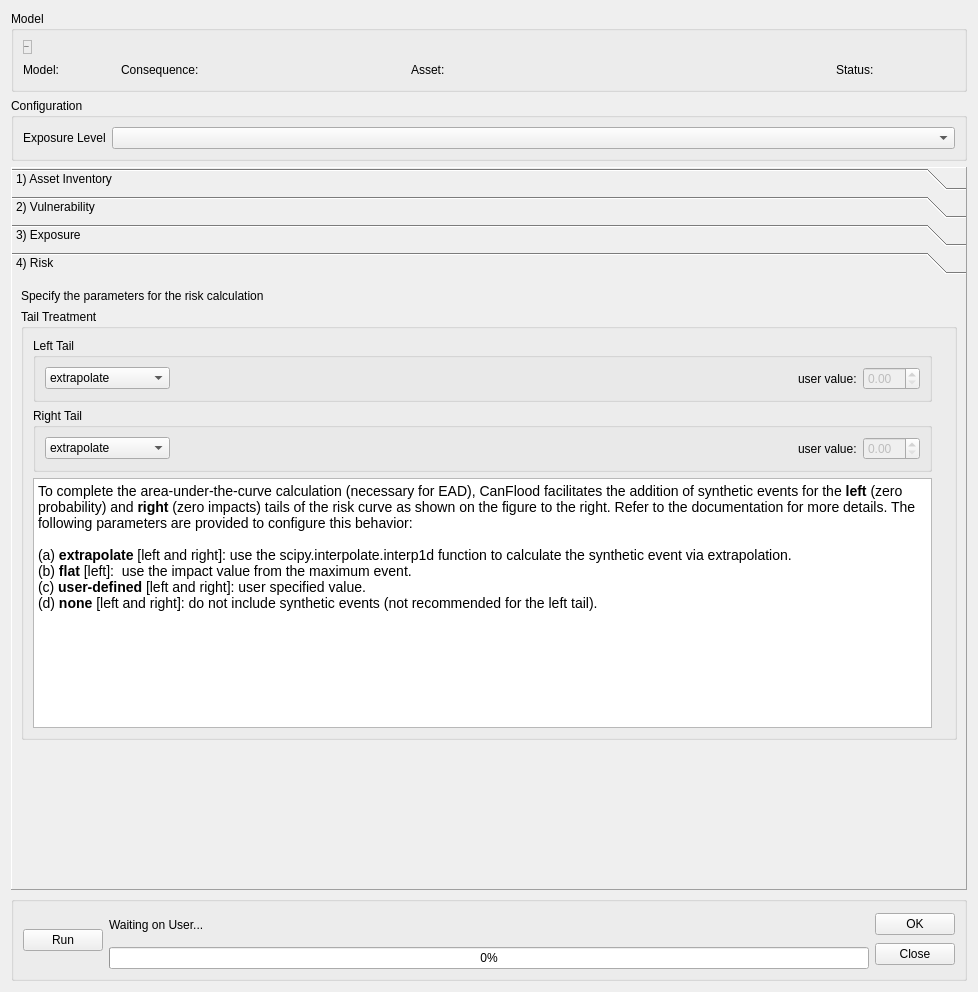
cefect/CanFlood2, file canflood2/canflood2_model_config.ui: the form before one commit.
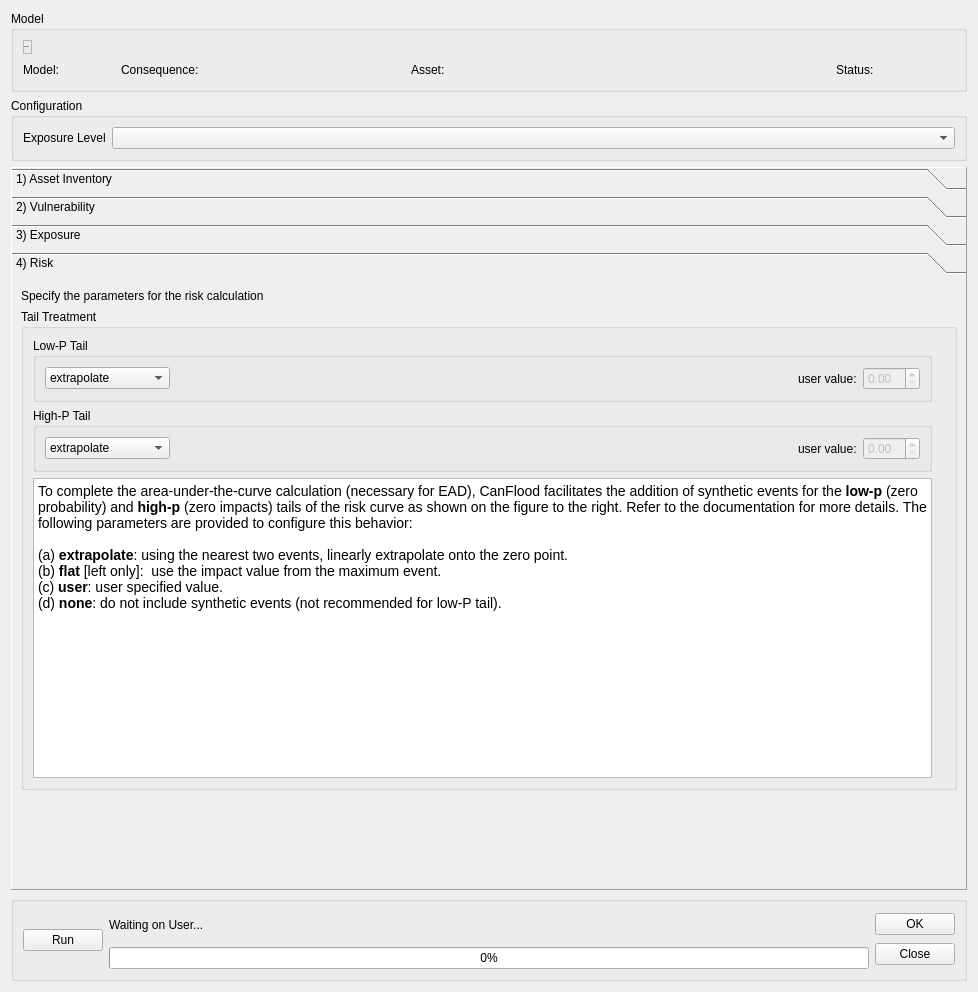
The form after the commit. The open tabs and pages were chosen to show the change. Icons and pictures are not drawn. Custom widgets are drawn as their Qt base class.

Commit message: rename tail parameters

The edit to the form file:
```diff
--- a/canflood2/canflood2_model_config.ui
+++ b/canflood2/canflood2_model_config.ui
@@ -1559,7 +1559,7 @@
             <item>
              <widget class="QGroupBox" name="groupBox_9">
               <property name="title">
-               <string>Left Tail</string>
+               <string>Low-P Tail</string>
               </property>
               <layout class="QHBoxLayout" name="horizontalLayout_7">
                <item>
@@ -1646,7 +1646,7 @@
             <item>
              <widget class="QGroupBox" name="groupBox_7">
               <property name="title">
-               <string>Right Tail</string>
+               <string>High-P Tail</string>
               </property>
               <layout class="QHBoxLayout" name="horizontalLayout_8">
                <item>
@@ -1742,7 +1742,7 @@
               <property name="minimumSize">
                <size>
                 <width>0</width>
-                <height>250</height>
+                <height>300</height>
                </size>
               </property>
               <property name="horizontalScrollBarPolicy">
@@ -1756,12 +1756,12 @@
 &lt;html&gt;&lt;head&gt;&lt;meta name=&quot;qrichtext&quot; content=&quot;1&quot; /&gt;&lt;style type=&quot;text/css&quot;&gt;
 p, li { white-space: pre-wrap; }
 &lt;/style&gt;&lt;/head&gt;&lt;body style=&quot; font-family:'MS Shell Dlg 2'; font-size:14px; font-weight:400; font-style:normal;&quot;&gt;
-&lt;p style=&quot; margin-top:0px; margin-bottom:0px; margin-left:0px; margin-right:0px; -qt-block-indent:0; text-indent:0px;&quot;&gt;&lt;span style=&quot; font-size:14px;&quot;&gt;To complete the area-under-the-curve calculation (necessary for EAD), CanFlood facilitates the addition of synthetic events for the &lt;/span&gt;&lt;span style=&quot; font-size:14px; font-weight:600;&quot;&gt;left&lt;/span&gt;&lt;span style=&quot; font-size:14px;&quot;&gt; (zero probability) and &lt;/span&gt;&lt;span style=&quot; font-size:14px; font-weight:600;&quot;&gt;right&lt;/span&gt;&lt;span style=&quot; font-size:14px;&quot;&gt; (zero impacts) tails of the risk curve as shown on the figure to the right. Refer to the documentation for more details. The following parameters are provided to configure this behavior:&lt;/span&gt;&lt;/p&gt;
+&lt;p style=&quot; margin-top:0px; margin-bottom:0px; margin-left:0px; margin-right:0px; -qt-block-indent:0; text-indent:0px;&quot;&gt;&lt;span style=&quot; font-size:14px;&quot;&gt;To complete the area-under-the-curve calculation (necessary for EAD), CanFlood facilitates the addition of synthetic events for the &lt;/span&gt;&lt;span style=&quot; font-size:14px; font-weight:600;&quot;&gt;low-p&lt;/span&gt;&lt;span style=&quot; font-size:14px;&quot;&gt; (zero probability) and &lt;/span&gt;&lt;span style=&quot; font-size:14px; font-weight:600;&quot;&gt;high-p&lt;/span&gt;&lt;span style=&quot; font-size:14px;&quot;&gt; (zero impacts) tails of the risk curve as shown on the figure to the right. Refer to the documentation for more details. The following parameters are provided to configure this behavior:&lt;/span&gt;&lt;/p&gt;
 &lt;p style=&quot;-qt-paragraph-type:empty; margin-top:0px; margin-bottom:0px; margin-left:0px; margin-right:0px; -qt-block-indent:0; text-indent:0px;&quot;&gt;&lt;br /&gt;&lt;/p&gt;
-&lt;p style=&quot; margin-top:0px; margin-bottom:0px; margin-left:0px; margin-right:0px; -qt-block-indent:0; text-indent:0px;&quot;&gt;&lt;span style=&quot; font-size:14px;&quot;&gt;(a) &lt;/span&gt;&lt;span style=&quot; font-size:14px; font-weight:600;&quot;&gt;extrapolate&lt;/span&gt;&lt;span style=&quot; font-size:14px;&quot;&gt; [left and right]: use the scipy.interpolate.interp1d function to calculate the synthetic event via extrapolation.&lt;/span&gt;&lt;/p&gt;
-&lt;p style=&quot; margin-top:0px; margin-bottom:0px; margin-left:0px; margin-right:0px; -qt-block-indent:0; text-indent:0px;&quot;&gt;&lt;span style=&quot; font-size:14px;&quot;&gt;(b) &lt;/span&gt;&lt;span style=&quot; font-size:14px; font-weight:600;&quot;&gt;flat&lt;/span&gt;&lt;span style=&quot; font-size:14px;&quot;&gt; [left]:  use the impact value from the maximum event.&lt;/span&gt;&lt;/p&gt;
-&lt;p style=&quot; margin-top:0px; margin-bottom:0px; margin-left:0px; margin-right:0px; -qt-block-indent:0; text-indent:0px;&quot;&gt;&lt;span style=&quot; font-size:14px;&quot;&gt;(c) &lt;/span&gt;&lt;span style=&quot; font-size:14px; font-weight:600;&quot;&gt;user-defined&lt;/span&gt;&lt;span style=&quot; font-size:14px;&quot;&gt; [left and right]: user specified value.&lt;/span&gt;&lt;/p&gt;
-&lt;p style=&quot; margin-top:0px; margin-bottom:0px; margin-left:0px; margin-right:0px; -qt-block-indent:0; text-indent:0px;&quot;&gt;&lt;span style=&quot; font-size:14px;&quot;&gt;(d) &lt;/span&gt;&lt;span style=&quot; font-size:14px; font-weight:600;&quot;&gt;none&lt;/span&gt;&lt;span style=&quot; font-size:14px;&quot;&gt; [left and right]: do not include synthetic events (not recommended for the left tail). &lt;/span&gt;&lt;/p&gt;
+&lt;p style=&quot; margin-top:0px; margin-bottom:0px; margin-left:0px; margin-right:0px; -qt-block-indent:0; text-indent:0px;&quot;&gt;&lt;span style=&quot; font-size:14px;&quot;&gt;(a) &lt;/span&gt;&lt;span style=&quot; font-size:14px; font-weight:600;&quot;&gt;extrapolate&lt;/span&gt;&lt;span style=&quot; font-size:14px;&quot;&gt;: using the nearest two events, linearly extrapolate onto the zero point.&lt;/span&gt;&lt;/p&gt;
+&lt;p style=&quot; margin-top:0px; margin-bottom:0px; margin-left:0px; margin-right:0px; -qt-block-indent:0; text-indent:0px;&quot;&gt;&lt;span style=&quot; font-size:14px;&quot;&gt;(b) &lt;/span&gt;&lt;span style=&quot; font-size:14px; font-weight:600;&quot;&gt;flat&lt;/span&gt;&lt;span style=&quot; font-size:14px;&quot;&gt; [left only]:  use the impact value from the maximum event.&lt;/span&gt;&lt;/p&gt;
+&lt;p style=&quot; margin-top:0px; margin-bottom:0px; margin-left:0px; margin-right:0px; -qt-block-indent:0; text-indent:0px;&quot;&gt;&lt;span style=&quot; font-size:14px;&quot;&gt;(c) &lt;/span&gt;&lt;span style=&quot; font-size:14px; font-weight:600;&quot;&gt;user&lt;/span&gt;&lt;span style=&quot; font-size:14px;&quot;&gt;: user specified value.&lt;/span&gt;&lt;/p&gt;
+&lt;p style=&quot; margin-top:0px; margin-bottom:0px; margin-left:0px; margin-right:0px; -qt-block-indent:0; text-indent:0px;&quot;&gt;&lt;span style=&quot; font-size:14px;&quot;&gt;(d) &lt;/span&gt;&lt;span style=&quot; font-size:14px; font-weight:600;&quot;&gt;none&lt;/span&gt;&lt;span style=&quot; font-size:14px;&quot;&gt;: do not include synthetic events (not recommended for low-P tail). &lt;/span&gt;&lt;/p&gt;
 &lt;p style=&quot;-qt-paragraph-type:empty; margin-top:0px; margin-bottom:0px; margin-left:0px; margin-right:0px; -qt-block-indent:0; text-indent:0px;&quot;&gt;&lt;br /&gt;&lt;/p&gt;&lt;/body&gt;&lt;/html&gt;</string>
               </property>
              </widget>
```
Left out of the diff: 10 changed lines with no effect on the pictures. The commit also changes 13 other files.
